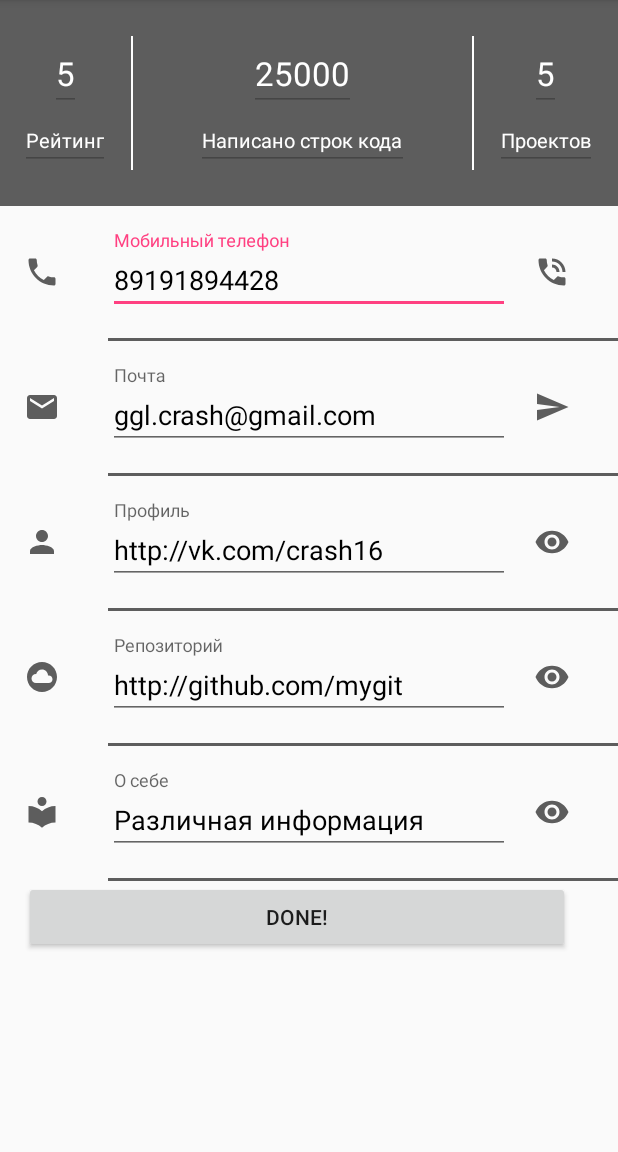
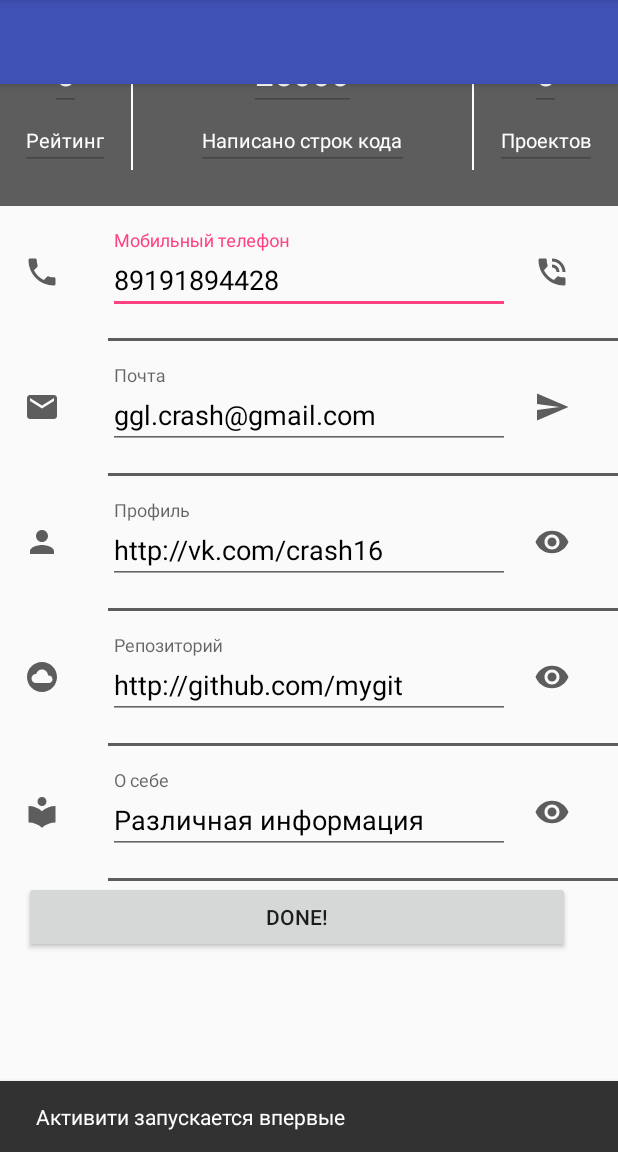
Before and after one commit to gglcrash/AndroidDev, an Android app: the first screen one second after launch (MainActivity), on a phone screen of 412 x 824 dp, the part 84-1236 px from its top. Run offline under Robolectric (Android 15) with nearby library versions, the phone set to English and light mode, and no system bars.

Commit message:
side menu

```diff
--- a/app/src/main/java/com/softdesign/devintensive/ui/activities/MainActivity.java
+++ b/app/src/main/java/com/softdesign/devintensive/ui/activities/MainActivity.java
@@ -2,6 +2,8 @@ package com.softdesign.devintensive.ui.activities;
 
 import android.content.Intent;
 import android.graphics.Color;
+import android.support.design.widget.CoordinatorLayout;
+import android.support.design.widget.Snackbar;
 import android.support.v7.app.AppCompatActivity;
 import android.os.Bundle;
 import android.util.Log;
@@ -16,8 +18,8 @@ public class MainActivity extends BaseActivity implements View.OnClickListener{
 
     private static final String TAG= ConstantManager.TAG_PREFIX+"MainActivity";
 
-    Button mButtonDone;
-
+    private Button mButtonDone;
+    private CoordinatorLayout mCoordinatorLayout;
     /**
      * вызывается при создании активити (изменения конфигурации либо возврата к ней после
      * уничтожения.
@@ -37,12 +39,14 @@ public class MainActivity extends BaseActivity implements View.OnClickListener{
 
         mButtonDone = (Button)findViewById(R.id.done_btn);
         mButtonDone.setOnClickListener(this);
+        mCoordinatorLayout = (CoordinatorLayout)findViewById(R.id.main_coordinator_layout);
 
         if(savedInstanceState == null){
             //первый запуск активити
+            showSnackBar("Активити запускается впервые");
         } else {
             //активити создается не впервые
-
+            showSnackBar("Активити уже создавалось");
         }
     }
 
@@ -149,4 +153,7 @@ public class MainActivity extends BaseActivity implements View.OnClickListener{
         startActivity(intent);
     }
 
+    private void showSnackBar(String message){
+        Snackbar.make(mCoordinatorLayout,message, Snackbar.LENGTH_LONG).show();
+    }
 }
--- /dev/null
+++ b/app/src/main/res/drawable/ic_account_circle_24dp.xml
@@ -0,0 +1,9 @@
+<vector xmlns:android="http://schemas.android.com/apk/res/android"
+        android:width="24dp"
+        android:height="24dp"
+        android:viewportWidth="24.0"
+        android:viewportHeight="24.0">
+    <path
+        android:fillColor="#FF000000"
+        android:pathData="M12,2C6.48,2 2,6.48 2,12s4.48,10 10,10 10,-4.48 10,-10S17.52,2 12,2zm0,3c1.66,0 3,1.34 3,3s-1.34,3 -3,3 -3,-1.34 -3,-3 1.34,-3 3,-3zm0,14.2c-2.5,0 -4.71,-1.28 -6,-3.22 0.03,-1.99 4,-3.08 6,-3.08 1.99,0 5.97,1.09 6,3.08 -1.29,1.94 -3.5,3.22 -6,3.22z"/>
+</vector>
--- /dev/null
+++ b/app/src/main/res/drawable/ic_group_24dp.xml
@@ -0,0 +1,9 @@
+<vector xmlns:android="http://schemas.android.com/apk/res/android"
+        android:width="24dp"
+        android:height="24dp"
+        android:viewportWidth="24.0"
+        android:viewportHeight="24.0">
+    <path
+        android:fillColor="#FF000000"
+        android:pathData="M16,11c1.66,0 2.99,-1.34 2.99,-3S17.66,5 16,5c-1.66,0 -3,1.34 -3,3s1.34,3 3,3zm-8,0c1.66,0 2.99,-1.34 2.99,-3S9.66,5 8,5C6.34,5 5,6.34 5,8s1.34,3 3,3zm0,2c-2.33,0 -7,1.17 -7,3.5V19h14v-2.5c0,-2.33 -4.67,-3.5 -7,-3.5zm8,0c-0.29,0 -0.62,0.02 -0.97,0.05 1.16,0.84 1.97,1.97 1.97,3.45V19h6v-2.5c0,-2.33 -4.67,-3.5 -7,-3.5z"/>
+</vector>
--- a/app/src/main/res/layout/activity_main.xml
+++ b/app/src/main/res/layout/activity_main.xml
@@ -1,17 +1,39 @@
 <?xml version="1.0" encoding="utf-8"?>
 
+<android.support.v4.widget.DrawerLayout
+    android:id="@+id/navigation_drawer"
+    xmlns:android="http://schemas.android.com/apk/res/android"
+    xmlns:app="http://schemas.android.com/apk/res-auto"
+    xmlns:tools="http://schemas.android.com/tools"
+    android:layout_width="match_parent"
+    android:layout_height="match_parent"
+    android:fitsSystemWindows="true"
+    tools:context=".ui.activities.MainActivity">
+
     <android.support.design.widget.CoordinatorLayout
+        android:id="@+id/main_coordinator_layout"
         android:layout_width="match_parent"
         android:layout_height="wrap_content"
-    android:id="@+id/main_coordinator_layout"
-    xmlns:android="http://schemas.android.com/apk/res/android"
-    xmlns:tools="http://schemas.android.com/tools">
+        >
+
+        <android.support.design.widget.AppBarLayout
+            android:theme="@style/AppTheme.AppBarOverlay"
+            android:layout_width="match_parent"
+            android:layout_height="wrap_content">
+
+            <android.support.v7.widget.Toolbar
+
+                android:theme="@style/AppTheme.PopupOverlay"
+                android:id="@+id/toolbar"
+                android:layout_width="match_parent"
+                android:layout_height="?attr/actionBarSize">
+
+            </android.support.v7.widget.Toolbar>
+        </android.support.design.widget.AppBarLayout>
 
         <android.support.v4.widget.NestedScrollView
-
             android:layout_width="match_parent"
             android:layout_height="match_parent"
-    tools:context=".ui.activities.MainActivity"
             >
 
             <LinearLayout
@@ -27,23 +49,26 @@
                 <LinearLayout
                     android:layout_width="match_parent"
                     android:layout_height="wrap_content"
-       android:orientation="horizontal"
-       android:background="@color/grey">
+                    android:background="@color/grey"
+                    android:orientation="horizontal">
 
                     <LinearLayout
                         android:layout_width="wrap_content"
                         android:layout_height="wrap_content"
-           android:orientation="vertical"
-           android:layout_weight="1">
+                        android:layout_weight="1"
+                        android:orientation="vertical">
+
                         <EditText
                             style="@style/topText.value"
                             android:text="5"
                             />
+
                         <EditText
                             style="@style/topText.name"
                             android:text="Рейтинг"
                             />
                     </LinearLayout>
+
                     <View
                         android:layout_width="1dp"
                         android:layout_height="match_parent"
@@ -52,17 +77,20 @@
                     <LinearLayout
                         android:layout_width="wrap_content"
                         android:layout_height="wrap_content"
-           android:orientation="vertical"
-           android:layout_weight="3">
+                        android:layout_weight="3"
+                        android:orientation="vertical">
+
                         <EditText
                             style="@style/topText.value"
                             android:text="25000"
                             />
+
                         <EditText
                             style="@style/topText.name"
                             android:text="Написано строк кода"
                             />
                     </LinearLayout>
+
                     <View
                         android:layout_width="1dp"
                         android:layout_height="match_parent"
@@ -71,12 +99,14 @@
                     <LinearLayout
                         android:layout_width="wrap_content"
                         android:layout_height="wrap_content"
-           android:orientation="vertical"
-           android:layout_weight="1">
+                        android:layout_weight="1"
+                        android:orientation="vertical">
+
                         <EditText
                             style="@style/topText.value"
                             android:text="5"
                             />
+
                         <EditText
                             style="@style/topText.name"
                             android:text="Проектов"
@@ -99,18 +129,21 @@
 
                     <LinearLayout
                         style="@style/innerLinearLayoutVertical">
+
                         <android.support.design.widget.TextInputLayout
                             android:layout_width="match_parent"
                             android:layout_height="wrap_content"
                             >
+
                             <EditText
+                                android:id="@+id/mobile_edittext"
                                 style="@style/maintext"
-                    android:id="@+id/mobile_edittext"
                                 android:hint="Мобильный телефон"
                                 android:inputType="phone"
                                 android:text="89191894428"
                                 />
-            </android.support.design.widget.TextInputLayout>>
+                        </android.support.design.widget.TextInputLayout>
+                        >
                     </LinearLayout>
 
                     <ImageView
@@ -122,8 +155,8 @@
                 <View
                     android:layout_width="match_parent"
                     android:layout_height="2dp"
-    android:background="@color/grey"
-    android:layout_marginLeft="@dimen/size_large_72"/>
+                    android:layout_marginLeft="@dimen/size_large_72"
+                    android:background="@color/grey"/>
 
                 <LinearLayout
                     style="@style/mainLinearLayoutHorizontal">
@@ -134,18 +167,21 @@
 
                     <LinearLayout
                         style="@style/innerLinearLayoutVertical">
+
                         <android.support.design.widget.TextInputLayout
                             android:layout_width="match_parent"
                             android:layout_height="wrap_content"
                             >
+
                             <EditText
+                                android:id="@+id/email_edittext"
                                 style="@style/maintext"
-                    android:id="@+id/email_edittext"
                                 android:hint="Почта"
                                 android:inputType="textEmailAddress"
                                 android:text="ggl.crash@gmail.com"
                                 />
-            </android.support.design.widget.TextInputLayout>>
+                        </android.support.design.widget.TextInputLayout>
+                        >
                     </LinearLayout>
 
                     <ImageView
@@ -156,8 +192,8 @@
                 <View
                     android:layout_width="match_parent"
                     android:layout_height="2dp"
-        android:background="@color/grey"
-        android:layout_marginLeft="@dimen/size_large_72"/>
+                    android:layout_marginLeft="@dimen/size_large_72"
+                    android:background="@color/grey"/>
 
                 <LinearLayout
                     style="@style/mainLinearLayoutHorizontal">
@@ -168,18 +204,21 @@
 
                     <LinearLayout
                         style="@style/innerLinearLayoutVertical">
+
                         <android.support.design.widget.TextInputLayout
                             android:layout_width="match_parent"
                             android:layout_height="wrap_content"
                             >
+
                             <EditText
+                                android:id="@+id/profile_edittext"
                                 style="@style/maintext"
-                    android:id="@+id/profile_edittext"
                                 android:hint="Профиль"
                                 android:inputType="textWebEditText"
                                 android:text="http://vk.com/crash16"
                                 />
-            </android.support.design.widget.TextInputLayout>>
+                        </android.support.design.widget.TextInputLayout>
+                        >
                     </LinearLayout>
 
                     <ImageView
@@ -190,8 +229,8 @@
                 <View
                     android:layout_width="match_parent"
                     android:layout_height="2dp"
-        android:background="@color/grey"
-        android:layout_marginLeft="@dimen/size_large_72"/>
+                    android:layout_marginLeft="@dimen/size_large_72"
+                    android:background="@color/grey"/>
 
                 <LinearLayout
                     style="@style/mainLinearLayoutHorizontal">
@@ -202,18 +241,21 @@
 
                     <LinearLayout
                         style="@style/innerLinearLayoutVertical">
+
                         <android.support.design.widget.TextInputLayout
                             android:layout_width="match_parent"
                             android:layout_height="wrap_content"
                             >
+
                             <EditText
+                                android:id="@+id/repo_edittext"
                                 style="@style/maintext"
-                    android:id="@+id/repo_edittext"
                                 android:hint="Репозиторий"
                                 android:inputType="textWebEditText"
                                 android:text="http://github.com/mygit"
                                 />
-            </android.support.design.widget.TextInputLayout>>
+                        </android.support.design.widget.TextInputLayout>
+                        >
                     </LinearLayout>
 
                     <ImageView
@@ -224,8 +266,8 @@
                 <View
                     android:layout_width="match_parent"
                     android:layout_height="2dp"
-        android:background="@color/grey"
-        android:layout_marginLeft="@dimen/size_large_72"/>
+                    android:layout_marginLeft="@dimen/size_large_72"
+                    android:background="@color/grey"/>
 
                 <LinearLayout
                     style="@style/mainLinearLayoutHorizontal">
@@ -236,17 +278,20 @@
 
                     <LinearLayout
                         style="@style/innerLinearLayoutVertical">
+
                         <android.support.design.widget.TextInputLayout
                             android:layout_width="match_parent"
                             android:layout_height="wrap_content"
                             >
+
                             <EditText
+                                android:id="@+id/info_edittext"
                                 style="@style/maintext"
-                    android:id="@+id/info_edittext"
                                 android:hint="О себе"
                                 android:text="Различная информация"
                                 />
-            </android.support.design.widget.TextInputLayout>>
+                        </android.support.design.widget.TextInputLayout>
+                        >
                     </LinearLayout>
 
                     <ImageView
@@ -257,8 +302,8 @@
                 <View
                     android:layout_width="match_parent"
                     android:layout_height="2dp"
+                    android:layout_marginLeft="@dimen/size_large_72"
                     android:background="@color/grey"
-        android:layout_marginLeft="@dimen/size_large_72"
                     />
 
                 <Button
@@ -275,3 +320,15 @@
         </android.support.v4.widget.NestedScrollView>
 
     </android.support.design.widget.CoordinatorLayout>
+
+    <android.support.design.widget.NavigationView
+        android:id="@+id/navigation_view"
+        android:layout_width="match_parent"
+        android:layout_height="match_parent"
+        android:layout_gravity="left"
+        app:headerLayout="@layout/drawer_header"
+        app:menu="@menu/drawer_menu">
+
+    </android.support.design.widget.NavigationView>
+
+</android.support.v4.widget.DrawerLayout>
--- /dev/null
+++ b/app/src/main/res/layout/drawer_header.xml
@@ -0,0 +1,41 @@
+<?xml version="1.0" encoding="utf-8"?>
+<RelativeLayout xmlns:android="http://schemas.android.com/apk/res/android"
+                android:layout_width="match_parent"
+                android:layout_height="172dp"
+    android:paddingTop="@dimen/spacing_medial_24"
+                android:paddingLeft="@dimen/spacing_normal_16"
+                android:paddingRight="@dimen/spacing_normal_16"
+    android:paddingBottom="@dimen/spacing_small_8"
+    android:background="@drawable/header_background">
+<ImageView
+    android:layout_width="60dp"
+    android:layout_height="60dp"
+    android:background="@color/color_accent"
+    android:layout_marginTop="@dimen/spacing_normal_16"
+    />
+
+    <LinearLayout
+        android:layout_width="match_parent"
+        android:layout_height="@dimen/size_medium_56"
+        android:orientation="vertical"
+        android:layout_alignParentBottom="true"
+        android:gravity="center_vertical"
+        >
+        <TextView
+            android:id="@+id/user_name_txt"
+            android:layout_width="match_parent"
+            android:layout_height="wrap_content"
+            android:text="gglcrash"
+            android:textColor="@color/white"
+            android:textSize="14sp"
+            android:fontFamily="sans-serif-medium"/>
+        <TextView
+            android:id="@+id/user_email_txt"
+            android:layout_width="match_parent"
+            android:layout_height="wrap_content"
+            android:text="ggl@gmail.com"
+            android:textColor="@color/white"
+            android:textSize="14sp"
+            android:fontFamily="sans-serif"/>
+    </LinearLayout>
+</RelativeLayout>
--- /dev/null
+++ b/app/src/main/res/menu/drawer_menu.xml
@@ -0,0 +1,13 @@
+<?xml version="1.0" encoding="utf-8"?>
+<menu xmlns:android="http://schemas.android.com/apk/res/android">
+<group android:checkableBehavior="single">
+    <item android:id="@+id/user_profile_menu"
+          android:checkable="true"
+          android:icon="@drawable/ic_account_circle_24dp"
+        android:title="Мой профиль"/>
+
+    <item android:id="@+id/team_menu"
+          android:icon="@drawable/ic_group_24dp"
+          android:title="Мои друзья"/>
+</group>
+</menu>
--- a/app/src/main/res/values/styles.xml
+++ b/app/src/main/res/values/styles.xml
@@ -69,4 +69,13 @@
     <style name="custom_dialog">
         <item name="android:fullDark">@android:color/transparent</item>
     </style>
+
+    <style name="AppTheme.NoActionBar">
+        <item name="android:windowNoTitle">true</item>
+        <item name="android:windowActionBar">false</item>
+    </style>
+
+    <style name="AppTheme.AppBarOverlay" parent="ThemeOverlay.AppCompat.Dark.ActionBar"/>
+
+    <style name="AppTheme.PopupOverlay" parent="ThemeOverlay.AppCompat.Light"/>
 </resources>
```
Also changed, not shown: app/src/main/res/drawable/header_background.jpg (added). Lines whose indentation alone changed are shown as unchanged.
